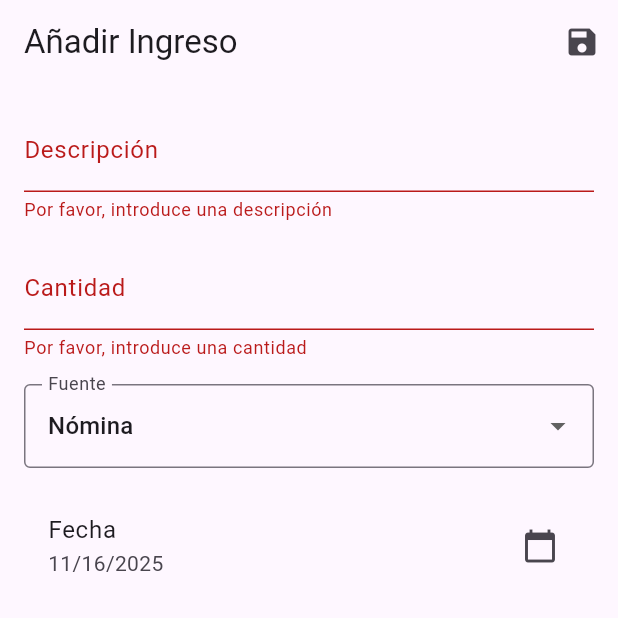
After one commit to ALaLodev/penny_track, a Flutter app: the NuevoIngresoPage screen opened by its route, after a tap on the "save" icon, on a phone screen of 412 x 824 dp, the top half of it. The commit adds this screen. Run offline on Flutter 3.47's test engine with Material 3 defaults, Android fonts, the light colour scheme and no system bars; our stand-ins replace drift, flutter_bloc, freezed_annotation, get_it, go_router; accounts and stored records are empty; generated files the repository leaves out were written again.

Commit message:
Añadida feature ingresos

```diff
--- a/lib/core/config/router.dart
+++ b/lib/core/config/router.dart
@@ -2,33 +2,38 @@ import 'package:flutter/material.dart';
 import 'package:go_router/go_router.dart';
 import '../../features/gastos/presentation/pages/lista_gastos_page.dart';
 import '../../features/gastos/presentation/pages/nuevo_gasto_page.dart';
+import '../../features/ingresos/presentation/pages/lista_ingresos_page.dart';
+import '../../features/ingresos/presentation/pages/nuevo_ingreso_page.dart';
 
 class AppRoutes {
   static const String home = '/';
   static const String nuevoGasto = '/nuevo-gasto';
+  static const String ingresos = '/ingresos';
+  static const String nuevoIngreso = '/nuevo-ingreso';
 }
 
 final appRouter = GoRouter(
-  // Opcional: Útil para depuración
-  //debugLogDiagnostics: true,
+  debugLogDiagnostics: true,
   initialLocation: AppRoutes.home,
-
   routes: [
-    // Ruta Principal (Home)
+    // --- Rutas de Gastos ---
     GoRoute(
       path: AppRoutes.home,
-      builder: (BuildContext context, GoRouterState state) {
-        // Esta es la página que ya creamos
-        return const ListaGastosPage();
-      },
+      builder: (context, state) => const ListaGastosPage(),
+    ),
+    GoRoute(
+      path: AppRoutes.nuevoGasto,
+      builder: (context, state) => const NuevoGastoPage(),
     ),
 
-    // Ruta para "Añadir Gasto" (la usaremos desde el FAB)
+    // --- Rutas de Ingresos ---
     GoRoute(
-      path: AppRoutes.nuevoGasto,
-      builder: (BuildContext context, GoRouterState state) {
-        return const NuevoGastoPage();
-      },
+      path: AppRoutes.ingresos,
+      builder: (context, state) => const ListaIngresosPage(),
+    ),
+    GoRoute(
+      path: AppRoutes.nuevoIngreso,
+      builder: (context, state) => const NuevoIngresoPage(),
     ),
   ],
 );
--- a/lib/features/gastos/data/datasources/app_database.dart
+++ b/lib/core/data/datasources/app_database.dart
@@ -11,40 +11,41 @@ part 'app_database.g.dart';
 const uuid = Uuid();
 
 class Gastos extends Table {
-  // Las tablas deben heredar de Table y definir las columnas
-  // El ID se genera automáticamente en el cliente si no se proporciona
   TextColumn get id =>
       text().withLength(max: 36).clientDefault(() => uuid.v4())();
   RealColumn get cantidad => real()();
-  TextColumn get descripcion => text().withLength(min: 1).nullable()();
-  DateTimeColumn get fecha => dateTime().nullable()();
+  TextColumn get descripcion => text().withLength(min: 1)();
+  DateTimeColumn get fecha => dateTime()();
   TextColumn get categoria => text()();
 
-  // Primary Key
   @override
   Set<Column> get primaryKey => {id};
 }
 
-// Esta función abstracta debe estar fuera de la clase AppDatabase
+class Ingresos extends Table {
+  TextColumn get id =>
+      text().withLength(max: 36).clientDefault(() => uuid.v4())();
+  RealColumn get cantidad => real()();
+  TextColumn get descripcion => text()();
+  DateTimeColumn get fecha => dateTime()();
+  TextColumn get fuente => text()();
+
+  @override
+  Set<Column> get primaryKey => {id};
+}
+
 LazyDatabase _openConnection() {
-  // Retrasamos la apertura de la DB hasta que se necesite
   return LazyDatabase(() async {
-    // Obtener el directorio de documentos del SO
     final dbFolder = await getApplicationDocumentsDirectory();
-
-    // Crear la ruta completa al archivo de la base de datos
     final file = File(p.join(dbFolder.path, 'db.sqlite'));
-
-    // Devolver la conexión de la DB
     return NativeDatabase(file);
   });
 }
 
-// Este es el archivo de la base de datos que usaremos en la app
-@DriftDatabase(tables: [Gastos])
+@DriftDatabase(tables: [Gastos, Ingresos])
 class AppDatabase extends _$AppDatabase {
   AppDatabase() : super(_openConnection());
 
   @override
-  int get schemaVersion => 2;
+  int get schemaVersion => 4;
 }
--- /dev/null
+++ b/lib/domain/entities/ingreso_entity.dart
@@ -0,0 +1,31 @@
+class IngresoEntity {
+  final String? id;
+  final double cantidad;
+  final String descripcion;
+  final DateTime fecha;
+  final String fuente; // 'fuente' en lugar de 'categoria'
+
+  IngresoEntity({
+    this.id,
+    required this.cantidad,
+    required this.descripcion,
+    required this.fecha,
+    required this.fuente,
+  });
+
+  IngresoEntity copyWith({
+    String? id,
+    double? cantidad,
+    String? descripcion,
+    String? fuente,
+    DateTime? fecha,
+  }) {
+    return IngresoEntity(
+      id: id ?? this.id,
+      cantidad: cantidad ?? this.cantidad,
+      descripcion: descripcion ?? this.descripcion,
+      fuente: fuente ?? this.fuente,
+      fecha: fecha ?? this.fecha,
+    );
+  }
+}
--- /dev/null
+++ b/lib/domain/use_cases/delete_ingreso_use_case.dart
@@ -0,0 +1,14 @@
+import '../repositories/ingreso_repository.dart';
+
+class DeleteIngresoUseCase {
+  final IngresoRepository _repository;
+
+  DeleteIngresoUseCase(this._repository);
+
+  Future<void> call(String id) {
+    if (id.isEmpty) {
+      throw Exception('El ID no puede estar vacío');
+    }
+    return _repository.deleteIngreso(id);
+  }
+}
--- /dev/null
+++ b/lib/domain/use_cases/get_ingresos_by_range_use_case.dart
@@ -0,0 +1,23 @@
+import '../entities/ingreso_entity.dart';
+import '../repositories/ingreso_repository.dart';
+
+// (Igual que con Gastos, creamos una clase para los parámetros)
+class GetIngresosByRangeParams {
+  final DateTime start;
+  final DateTime end;
+
+  GetIngresosByRangeParams({required this.start, required this.end});
+}
+
+class GetIngresosByRangeUseCase {
+  final IngresoRepository _repository;
+
+  GetIngresosByRangeUseCase(this._repository);
+
+  Future<List<IngresoEntity>> call(GetIngresosByRangeParams params) {
+    if (params.end.isBefore(params.start)) {
+      throw Exception('La fecha final no puede ser anterior a la inicial');
+    }
+    return _repository.getIngresosByRange(params.start, params.end);
+  }
+}
--- /dev/null
+++ b/lib/domain/use_cases/get_ingresos_use_case.dart
@@ -0,0 +1,13 @@
+import '../entities/ingreso_entity.dart';
+import '../repositories/ingreso_repository.dart';
+
+class GetIngresosUseCase {
+  final IngresoRepository _repository;
+
+  GetIngresosUseCase(this._repository);
+
+  // El método 'call' permite que la clase sea "invocable"
+  Future<List<IngresoEntity>> call() async {
+    return _repository.getIngresos();
+  }
+}
--- /dev/null
+++ b/lib/domain/use_cases/save_ingreso_use_case.dart
@@ -0,0 +1,19 @@
+import '../entities/ingreso_entity.dart';
+import '../repositories/ingreso_repository.dart';
+
+class SaveIngresoUseCase {
+  final IngresoRepository _repository;
+
+  SaveIngresoUseCase(this._repository);
+
+  Future<IngresoEntity> call(IngresoEntity ingreso) {
+    if (ingreso.cantidad <= 0) {
+      throw Exception('La cantidad debe ser positiva');
+    }
+    if (ingreso.descripcion.isEmpty) {
+      throw Exception('La descripción no puede estar vacía');
+    }
+
+    return _repository.saveIngreso(ingreso);
+  }
+}
--- a/lib/features/gastos/data/mappers/gasto_mapper.dart
+++ b/lib/features/gastos/data/mappers/gasto_mapper.dart
@@ -1,6 +1,6 @@
 import '../../../../domain/entities/gasto_entity.dart';
-import '../datasources/app_database.dart';
-import 'package:drift/drift.dart'; // Importa el archivo de la DB para usar el modelo generado
+import '../../../../core/data/datasources/app_database.dart';
+import 'package:drift/drift.dart';
 
 // Convertir de DB Model (Gasto) a Domain Entity (GastoEntity)
 GastoEntity toGastoEntity(Gasto model) {
--- a/lib/features/gastos/data/repositories/gasto_repository_impl.dart
+++ b/lib/features/gastos/data/repositories/gasto_repository_impl.dart
@@ -1,7 +1,7 @@
 import 'package:drift/drift.dart';
 import '../../../../domain/entities/gasto_entity.dart';
 import '../../../../domain/repositories/gasto_repository.dart';
-import '../datasources/app_database.dart'; // La DB
+import '../../../../core/data/datasources/app_database.dart'; // La DB
 import '../mappers/gasto_mapper.dart'; // Los mappers
 
 class GastoRepositoryImpl implements GastoRepository {
--- /dev/null
+++ b/lib/features/ingresos/data/repositories/ingreso_repository_impl.dart
@@ -0,0 +1,62 @@
+import 'package:penny_track/core/data/datasources/app_database.dart';
+import 'package:drift/drift.dart';
+import 'package:penny_track/domain/entities/ingreso_entity.dart';
+import 'package:penny_track/domain/repositories/ingreso_repository.dart';
+
+class IngresoRepositoryImpl implements IngresoRepository {
+  final AppDatabase _database;
+
+  IngresoRepositoryImpl(this._database);
+
+  // --- Mapeadores (Convierten entre Entidad y Modelo de DB) ---
+
+  IngresoEntity _toEntity(Ingreso data) {
+    return IngresoEntity(
+      id: data.id,
+      cantidad: data.cantidad,
+      descripcion: data.descripcion,
+      fecha: data.fecha,
+      fuente: data.fuente,
+    );
+  }
+
+  IngresosCompanion _toCompanion(IngresoEntity entity) {
+    return IngresosCompanion(
+      id: entity.id != null ? Value(entity.id!) : const Value.absent(),
+      cantidad: Value(entity.cantidad),
+      descripcion: Value(entity.descripcion),
+      fecha: Value(entity.fecha),
+      fuente: Value(entity.fuente),
+    );
+  }
+  // --- Fin Mapeadores ---
+
+  @override
+  Future<void> deleteIngreso(String id) {
+    return (_database.delete(
+      _database.ingresos,
+    )..where((tbl) => tbl.id.equals(id))).go();
+  }
+
+  @override
+  Future<List<IngresoEntity>> getIngresos() async {
+    final results = await _database.select(_database.ingresos).get();
+    return results.map(_toEntity).toList();
+  }
+
+  @override
+  Future<List<IngresoEntity>> getIngresosByRange(DateTime start, DateTime end) {
+    // Implementa la lógica de rango si la necesitas
+    return getIngresos(); // Simplificado por ahora
+  }
+
+  @override
+  Future<IngresoEntity> saveIngreso(IngresoEntity ingreso) async {
+    final companion = _toCompanion(ingreso);
+    // 'insertReturning' nos devuelve el objeto con el ID generado
+    final result = await _database
+        .into(_database.ingresos)
+        .insertReturning(companion);
+    return _toEntity(result);
+  }
+}
--- /dev/null
+++ b/lib/features/ingresos/presentation/cubits/lista_ingresos_cubit.dart
@@ -0,0 +1,97 @@
+import 'package:flutter_bloc/flutter_bloc.dart';
+// 💡 Importa las dependencias de INGRESO
+import '../../../../domain/entities/ingreso_entity.dart';
+import '../../../../domain/use_cases/delete_ingreso_use_case.dart';
+import '../../../../domain/use_cases/get_ingresos_use_case.dart';
+import '../../../../domain/use_cases/save_ingreso_use_case.dart';
+import '../../../../domain/use_cases/get_ingresos_by_range_use_case.dart';
+import 'lista_ingresos_state.dart'; // 💡 Importa el estado de INGRESO
+
+// 💡 Renombra la clase
+class ListaIngresosCubit extends Cubit<ListaIngresosState> {
+  // 1. Dependencias (UseCases de Ingreso)
+  final GetIngresosUseCase _getIngresosUseCase;
+  final SaveIngresoUseCase _saveIngresoUseCase;
+  final DeleteIngresoUseCase _deleteIngresoUseCase;
+  final GetIngresosByRangeUseCase _getIngresosByRangeUseCase;
+
+  // 2. Constructor
+  ListaIngresosCubit({
+    required GetIngresosUseCase getIngresosUseCase,
+    required SaveIngresoUseCase saveIngresoUseCase,
+    required DeleteIngresoUseCase deleteIngresoUseCase,
+    required GetIngresosByRangeUseCase getIngresosByRangeUseCase,
+  }) : _getIngresosUseCase = getIngresosUseCase,
+       _saveIngresoUseCase = saveIngresoUseCase,
+       _deleteIngresoUseCase = deleteIngresoUseCase,
+       _getIngresosByRangeUseCase = getIngresosByRangeUseCase,
+       super(const ListaIngresosState.loading());
+
+  // --- MÉTODOS PÚBLICOS ---
+
+  Future<void> cargarIngresos() async {
+    try {
+      emit(const ListaIngresosState.loading());
+      final ingresos = await _getIngresosUseCase();
+      emit(ListaIngresosState.loaded(ingresos: ingresos));
+    } catch (e) {
+      emit(
+        ListaIngresosState.error(
+          mensaje: "Error al cargar ingresos: ${e.toString()}",
+        ),
+      );
+    }
+  }
+
+  Future<void> cargarIngresosPorRango(DateTime inicio, DateTime fin) async {
+    try {
+      emit(const ListaIngresosState.loading());
+      final params = GetIngresosByRangeParams(start: inicio, end: fin);
+      final ingresos = await _getIngresosByRangeUseCase(params);
+      emit(ListaIngresosState.loaded(ingresos: ingresos));
+    } catch (e) {
+      emit(
+        ListaIngresosState.error(
+          mensaje: "Error al filtrar ingresos: ${e.toString()}",
+        ),
+      );
+    }
+  }
+
+  Future<void> agregarIngreso(IngresoEntity nuevoIngreso) async {
+    try {
+      final ingresoGuardado = await _saveIngresoUseCase(nuevoIngreso);
+      state.maybeWhen(
+        loaded: (listaActual) {
+          final updatedList = List<IngresoEntity>.from(listaActual)
+            ..add(ingresoGuardado);
+          emit(ListaIngresosState.loaded(ingresos: updatedList));
+        },
+        orElse: () => cargarIngresos(),
+      );
+    } catch (e) {
+      emit(
+        ListaIngresosState.error(mensaje: "Error al guardar: ${e.toString()}"),
+      );
+    }
+  }
+
+  Future<void> eliminarIngreso(String id) async {
+    try {
+      await _deleteIngresoUseCase(id);
+      state.maybeWhen(
+        loaded: (listaActual) {
+          final updatedList = listaActual
+              .where((ingreso) => ingreso.id != id)
+              .toList();
+          emit(ListaIngresosState.loaded(ingresos: updatedList));
+        },
+        orElse: () => cargarIngresos(),
+      );
+    } catch (e) {
+      emit(
+        ListaIngresosState.error(mensaje: "Error al eliminar: ${e.toString()}"),
+      );
+    }
+  }
+}
--- /dev/null
+++ b/lib/features/ingresos/presentation/cubits/lista_ingresos_state.dart
@@ -0,0 +1,15 @@
+import 'package:freezed_annotation/freezed_annotation.dart';
+import '../../../../domain/entities/ingreso_entity.dart';
+
+part 'lista_ingresos_state.freezed.dart';
+
+@freezed
+class ListaIngresosState with _$ListaIngresosState {
+  const factory ListaIngresosState.loading() = _Loading;
+
+  const factory ListaIngresosState.loaded({
+    required List<IngresoEntity> ingresos,
+  }) = _Loaded;
+
+  const factory ListaIngresosState.error({required String mensaje}) = _Error;
+}
--- /dev/null
+++ b/lib/features/ingresos/presentation/pages/nuevo_ingreso_page.dart
@@ -0,0 +1,175 @@
+import 'package:flutter/material.dart';
+import 'package:flutter_bloc/flutter_bloc.dart';
+import 'package:go_router/go_router.dart';
+import 'package:intl/intl.dart';
+import '../../../../domain/entities/ingreso_entity.dart';
+import '../cubits/lista_ingresos_cubit.dart';
+
+class NuevoIngresoPage extends StatefulWidget {
+  const NuevoIngresoPage({super.key});
+
+  @override
+  State<NuevoIngresoPage> createState() => _NuevoIngresoPageState();
+}
+
+class _NuevoIngresoPageState extends State<NuevoIngresoPage> {
+  final _formKey = GlobalKey<FormState>();
+  final _descripcionController = TextEditingController();
+  final _cantidadController = TextEditingController();
+  DateTime _fechaSeleccionada = DateTime.now();
+
+  // Definimos las "Fuentes" de ingreso
+  final List<String> _fuentesDisponibles = [
+    'Nómina',
+    'Freelance',
+    'Regalo',
+    'Otro',
+  ];
+
+  String _fuenteSeleccionada = 'Nómina'; // Valor por defecto
+
+  @override
+  void dispose() {
+    _descripcionController.dispose();
+    _cantidadController.dispose();
+    super.dispose();
+  }
+
+  /// Muestra el DatePicker
+  Future<void> _selectDate(BuildContext context) async {
+    final DateTime? picked = await showDatePicker(
+      context: context,
+      initialDate: _fechaSeleccionada,
+      firstDate: DateTime(2020),
+      lastDate: DateTime.now().add(const Duration(days: 365)),
+    );
+    if (picked != null && picked != _fechaSeleccionada) {
+      setState(() {
+        _fechaSeleccionada = picked;
+      });
+    }
+  }
+
+  void _guardarIngreso() {
+    if (_formKey.currentState!.validate()) {
+      final double? cantidad = double.tryParse(_cantidadController.text);
+      if (cantidad == null) {
+        ScaffoldMessenger.of(context).showSnackBar(
+          const SnackBar(
+            content: Text('Por favor, introduce una cantidad válida'),
+          ),
+        );
+        return;
+      }
+
+      // Creamos una IngresoEntity
+      final nuevoIngreso = IngresoEntity(
+        // id: null (drift/DB se encargará de generarlo)
+        cantidad: cantidad,
+        descripcion: _descripcionController.text,
+        fecha: _fechaSeleccionada,
+        fuente: _fuenteSeleccionada,
+      );
+
+      context.read<ListaIngresosCubit>().agregarIngreso(nuevoIngreso);
+      context.pop();
+    }
+  }
+
+  @override
+  Widget build(BuildContext context) {
+    return Scaffold(
+      appBar: AppBar(
+        title: const Text('Añadir Ingreso'),
+        actions: [
+          IconButton(icon: const Icon(Icons.save), onPressed: _guardarIngreso),
+        ],
+      ),
+      body: Padding(
+        padding: const EdgeInsets.all(16.0),
+        child: Form(
+          key: _formKey,
+          child: ListView(
+            children: [
+              // --- CAMPO DESCRIPCIÓN ---
+              TextFormField(
+                controller: _descripcionController,
+                decoration: const InputDecoration(labelText: 'Descripción'),
+                validator: (value) {
+                  if (value == null || value.isEmpty) {
+                    return 'Por favor, introduce una descripción';
+                  }
+                  return null;
+                },
+              ),
+              const SizedBox(height: 16),
+
+              // --- CAMPO CANTIDAD ---
+              TextFormField(
+                controller: _cantidadController,
+                decoration: const InputDecoration(
+                  labelText: 'Cantidad',
+                  prefixText: '€ ',
+                ),
+                keyboardType: const TextInputType.numberWithOptions(
+                  decimal: true,
+                ),
+                validator: (value) {
+                  if (value == null || value.isEmpty) {
+                    return 'Por favor, introduce una cantidad';
+                  }
+                  if (double.tryParse(value) == null) {
+                    return 'Introduce un número válido';
+                  }
+                  return null;
+                },
+              ),
+              const SizedBox(height: 16),
+
+              // 💡 13. --- CAMPO FUENTE ---
+              DropdownButtonFormField<String>(
+                value: _fuenteSeleccionada,
+                decoration: const InputDecoration(
+                  labelText: 'Fuente',
+                  border: OutlineInputBorder(),
+                ),
+                // Mapea la lista de Strings a la lista de DropdownMenuItem
+                items: _fuentesDisponibles.map((String fuente) {
+                  return DropdownMenuItem<String>(
+                    value: fuente,
+                    child: Text(fuente),
+                  );
+                }).toList(),
+
+                onChanged: (String? newValue) {
+                  if (newValue != null) {
+                    setState(() {
+                      _fuenteSeleccionada = newValue;
+                    });
+                  }
+                },
+
+                // Validación
+                validator: (value) {
+                  if (value == null || value.isEmpty) {
+                    return 'Por favor, selecciona una fuente';
+                  }
+                  return null;
+                },
+              ),
+              const SizedBox(height: 16),
+
+              // --- CAMPO FECHA ---
+              ListTile(
+                title: const Text('Fecha'),
+                subtitle: Text(DateFormat.yMd().format(_fechaSeleccionada)),
+                trailing: const Icon(Icons.calendar_today),
+                onTap: () => _selectDate(context),
+              ),
+            ],
+          ),
+        ),
+      ),
+    );
+  }
+}
```
Also changed, not shown: lib/core/config/service_locator.dart (+45 -10 lines), lib/domain/repositories/ingreso_repository.dart (added, +8 -0 lines), lib/features/ingresos/presentation/pages/lista_ingresos_page.dart (added, +99 -0 lines), lib/core/data/datasources/app_database.g.dart, lib/features/ingresos/presentation/cubits/lista_ingresos_state.freezed.dart (added).
